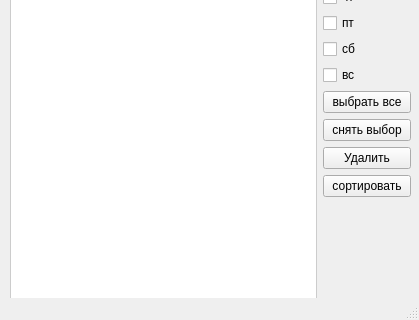
Dylan5242/alarm_clock, file mainwindow.ui: the form before one commit; both pictures show x 0 to 419 and y 303 to 623 of the 419 by 623 pixel window.
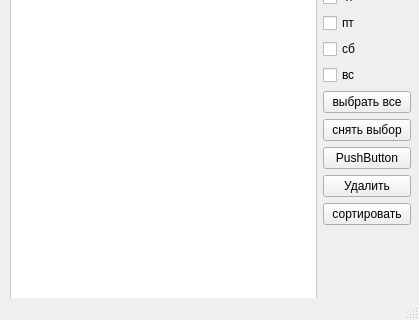
The form after the commit.

```diff
--- a/mainwindow.ui
+++ b/mainwindow.ui
@@ -26,7 +26,7 @@
       <x>10</x>
       <y>40</y>
       <width>401</width>
-      <height>585</height>
+      <height>622</height>
      </rect>
     </property>
     <layout class="QHBoxLayout" name="horizontalLayout_2">
@@ -135,6 +135,13 @@
          </property>
         </widget>
        </item>
+       <item>
+        <widget class="QPushButton" name="pushButton_apply">
+         <property name="text">
+          <string>PushButton</string>
+         </property>
+        </widget>
+       </item>
        <item>
         <widget class="QPushButton" name="pushButton_delete">
          <property name="text">
```
